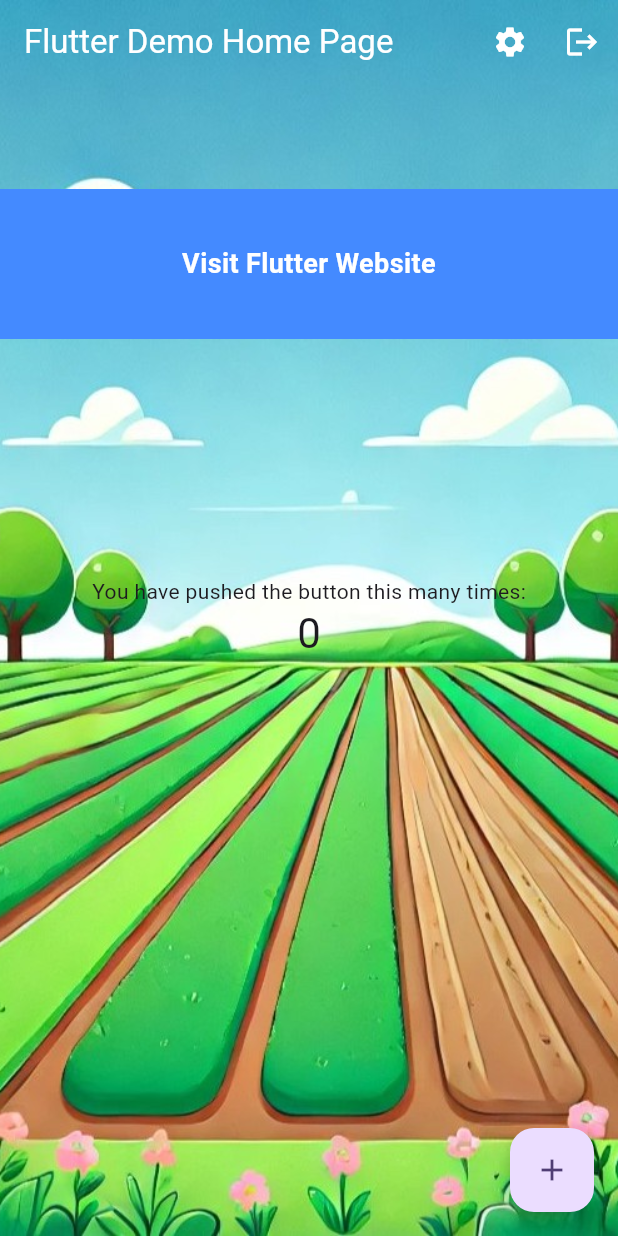
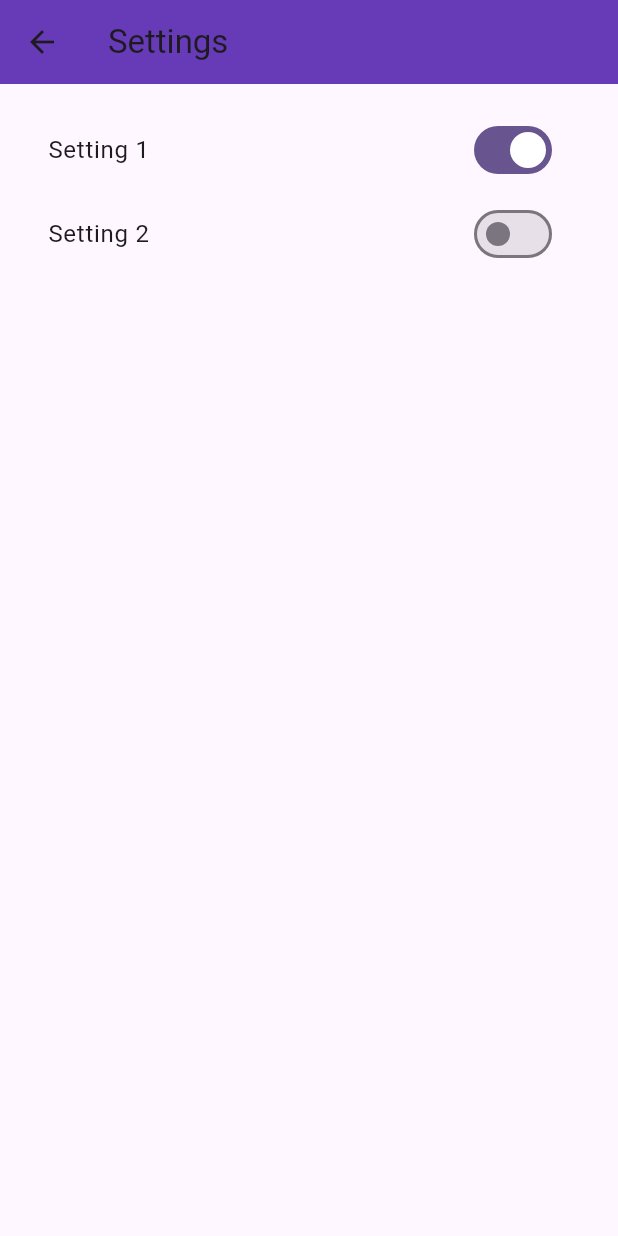
Before and after one commit to kitaka0/testpj, a Flutter app: the screen it shows after launch, after a tap on the "settings" icon, on a phone screen of 412 x 824 dp. Run offline on Flutter 3.47's test engine with Material 3 defaults, Android fonts, the phone set to English and light mode, and no system bars; statements that could not run were skipped.

Commit message:
カウンター削除＆画像表示
右下のボタンはカウンター増やす挙動だけ残ってる
あとはイラスト用のフォルダ作って、定義？するcrops.dart作った

```diff
--- a/lib/bk_main copy.dart
+++ /dev/null
@@ -1,125 +0,0 @@
-import 'package:flutter/material.dart';
-
-void main() {
-  runApp(const MyApp());
-}
-
-class MyApp extends StatelessWidget {
-  const MyApp({super.key});
-
-  // This widget is the root of your application.
-  @override
-  Widget build(BuildContext context) {
-    return MaterialApp(
-      title: 'Flutter Demo',
-      theme: ThemeData(
-        // This is the theme of your application.
-        //
-        // TRY THIS: Try running your application with "flutter run". You'll see
-        // the application has a purple toolbar. Then, without quitting the app,
-        // try changing the seedColor in the colorScheme below to Colors.green
-        // and then invoke "hot reload" (save your changes or press the "hot
-        // reload" button in a Flutter-supported IDE, or press "r" if you used
-        // the command line to start the app).
-        //
-        // Notice that the counter didn't reset back to zero; the application
-        // state is not lost during the reload. To reset the state, use hot
-        // restart instead.
-        //
-        // This works for code too, not just values: Most code changes can be
-        // tested with just a hot reload.
-        colorScheme: ColorScheme.fromSeed(seedColor: Colors.deepPurple),
-        useMaterial3: true,
-      ),
-      home: const MyHomePage(title: 'Flutter Demo Home Page'),
-    );
-  }
-}
-
-class MyHomePage extends StatefulWidget {
-  const MyHomePage({super.key, required this.title});
-
-  // This widget is the home page of your application. It is stateful, meaning
-  // that it has a State object (defined below) that contains fields that affect
-  // how it looks.
-
-  // This class is the configuration for the state. It holds the values (in this
-  // case the title) provided by the parent (in this case the App widget) and
-  // used by the build method of the State. Fields in a Widget subclass are
-  // always marked "final".
-
-  final String title;
-
-  @override
-  State<MyHomePage> createState() => _MyHomePageState();
-}
-
-class _MyHomePageState extends State<MyHomePage> {
-  int _counter = 0;
-
-  void _incrementCounter() {
-    setState(() {
-      // This call to setState tells the Flutter framework that something has
-      // changed in this State, which causes it to rerun the build method below
-      // so that the display can reflect the updated values. If we changed
-      // _counter without calling setState(), then the build method would not be
-      // called again, and so nothing would appear to happen.
-      _counter++;
-    });
-  }
-
-  @override
-  Widget build(BuildContext context) {
-    // This method is rerun every time setState is called, for instance as done
-    // by the _incrementCounter method above.
-    //
-    // The Flutter framework has been optimized to make rerunning build methods
-    // fast, so that you can just rebuild anything that needs updating rather
-    // than having to individually change instances of widgets.
-    return Scaffold(
-      appBar: AppBar(
-        // TRY THIS: Try changing the color here to a specific color (to
-        // Colors.amber, perhaps?) and trigger a hot reload to see the AppBar
-        // change color while the other colors stay the same.
-        backgroundColor: Theme.of(context).colorScheme.inversePrimary,
-        // Here we take the value from the MyHomePage object that was created by
-        // the App.build method, and use it to set our appbar title.
-        title: Text(widget.title),
-      ),
-      body: Center(
-        // Center is a layout widget. It takes a single child and positions it
-        // in the middle of the parent.
-        child: Column(
-          // Column is also a layout widget. It takes a list of children and
-          // arranges them vertically. By default, it sizes itself to fit its
-          // children horizontally, and tries to be as tall as its parent.
-          //
-          // Column has various properties to control how it sizes itself and
-          // how it positions its children. Here we use mainAxisAlignment to
-          // center the children vertically; the main axis here is the vertical
-          // axis because Columns are vertical (the cross axis would be
-          // horizontal).
-          //
-          // TRY THIS: Invoke "debug painting" (choose the "Toggle Debug Paint"
-          // action in the IDE, or press "p" in the console), to see the
-          // wireframe for each widget.
-          mainAxisAlignment: MainAxisAlignment.center,
-          children: <Widget>[
-            const Text(
-              'You have pushed the button this many times:',
-            ),
-            Text(
-              '$_counter',
-              style: Theme.of(context).textTheme.headlineMedium,
-            ),
-          ],
-        ),
-      ),
-      floatingActionButton: FloatingActionButton(
-        onPressed: _incrementCounter,
-        tooltip: 'Increment',
-        child: const Icon(Icons.add),
-      ), // This trailing comma makes auto-formatting nicer for build methods.
-    );
-  }
-}
--- a/lib/main.dart
+++ b/lib/main.dart
@@ -1,5 +1,6 @@
 import 'package:flutter/foundation.dart'; // Flutterの開発モードやデバッグモードの情報を取得するためのパッケージ
 import 'package:flutter/material.dart'; // Flutterの基本的なUIコンポーネントを提供するパッケージ
+import 'model/crops.dart'; // crops.dart をインポート
 import 'package:url_launcher/url_launcher.dart'; // URLを開くためのパッケージ
 
 void main() {
@@ -20,6 +21,9 @@ class MyApp extends StatelessWidget {
       ),
       home: const MyHomePage(
           title: 'Flutter Demo Home Page'), // アプリのホームページにMyHomePageウィジェットを設定
+      routes: {
+        '/settings': (context) => const SettingsPage(), // 設定ページへのルートを追加
+      },
     );
   }
 }
@@ -34,14 +38,8 @@ class MyHomePage extends StatefulWidget {
       _MyHomePageState(); // MyHomePageの状態管理クラスを作成
 }
 
-class _MyHomePageState extends State<MyHomePage> {
-  int _counter = 0; // カウンターの初期値
-
-  void _incrementCounter() {
-    setState(() {
-      _counter++; // カウンターをインクリメント
-    });
-  }
+class _MyHomePageState extends State<MyHomePage> with TickerProviderStateMixin {
+  late AnimationController _animationController;
 
   Future<void> _openUrl() async {
     const url = 'https://flutter.dev'; // 開くURL
@@ -57,6 +55,12 @@ class _MyHomePageState extends State<MyHomePage> {
         print('Could not launch $url');
       }
     }
+  }
+
+  @override
+  void dispose() {
+    _animationController.dispose(); // アニメーションコントローラーを解放
+    super.dispose();
   }
 
   @override
@@ -76,10 +80,7 @@ class _MyHomePageState extends State<MyHomePage> {
             icon: const Icon(Icons.settings), // 設定アイコン
             tooltip: 'Settings', // ツールチップを設定
             onPressed: () {
-              if (kDebugMode) {
-                // デバッグモードでのアクション
-                print('Settings button pressed');
-              }
+              Navigator.pushNamed(context, '/settings'); // 設定画面に遷移
             },
           ),
           IconButton(
@@ -105,21 +106,23 @@ class _MyHomePageState extends State<MyHomePage> {
             ),
           ),
 
-          // メインコンテンツ（カウンター）
+          // 画面中央にスイカたちを横並びで表示
           Center(
-            child: Column(
-              mainAxisAlignment: MainAxisAlignment.center, // 中央揃え
-              children: <Widget>[
-                const Text('You have pushed the button this many times:'),
-                Text(
-                  '$_counter', // カウンターの値を表示
-                  style:
-                      Theme.of(context).textTheme.headlineMedium, // テーマのスタイルを使用
+            child: Row(
+              mainAxisAlignment: MainAxisAlignment.center, // 横並びに配置
+              children: List.generate(
+                crops.length, // cropsはCrop型のリスト
+                (index) => Padding(
+                  padding:
+                      const EdgeInsets.symmetric(horizontal: 8.0), // 画像間の間隔
+                  child: Image.asset(
+                    crops[index].imagePath, // CropオブジェクトからimagePathを取得
+                    height: 100, // 画像の高さを設定
+                  ),
                 ),
-              ],
+              ),
             ),
           ),
-
           // バナー（AppBarの下に配置）
           Positioned(
             top: kToolbarHeight + 70, // ← AppBarの高さ分下げる
@@ -154,3 +157,43 @@ class _MyHomePageState extends State<MyHomePage> {
     );
   }
 }
+
+// 設定画面
+class SettingsPage extends StatelessWidget {
+  const SettingsPage({super.key});
+
+  @override
+  Widget build(BuildContext context) {
+    return Scaffold(
+      appBar: AppBar(
+        title: const Text('Settings'),
+        backgroundColor: Colors.deepPurple,
+      ),
+      body: Padding(
+        padding: const EdgeInsets.all(16.0),
+        child: Column(
+          children: [
+            ListTile(
+              title: const Text('Setting 1'),
+              trailing: Switch(
+                value: true,
+                onChanged: (bool value) {
+                  // 設定の変更
+                },
+              ),
+            ),
+            ListTile(
+              title: const Text('Setting 2'),
+              trailing: Switch(
+                value: false,
+                onChanged: (bool value) {
+                  // 設定の変更
+                },
+              ),
+            ),
+          ],
+        ),
+      ),
+    );
+  }
+}
--- a/pubspec.yaml
+++ b/pubspec.yaml
@@ -92,3 +92,4 @@ flutter:
 
   assets:
     - assets/background.jpg
+    - assets/images/
```
Also changed, not shown: lib/model/crops.dart (added, +16 -0 lines), assets/images/planter.png (added), assets/images/seedling.png (added), assets/images/watermelon.png (added).
